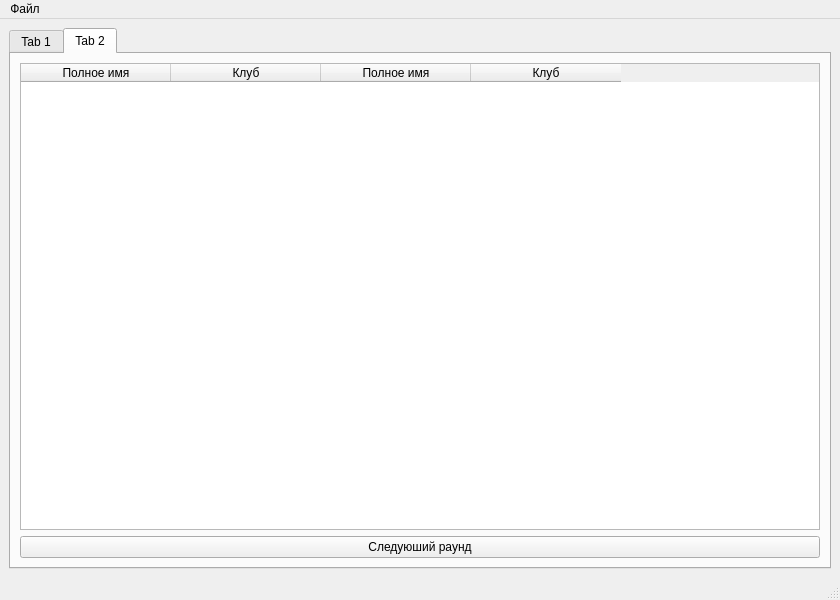
Before: the Qt Designer form mainform.ui in wanderersds/pyBox, drawn with Qt 5.
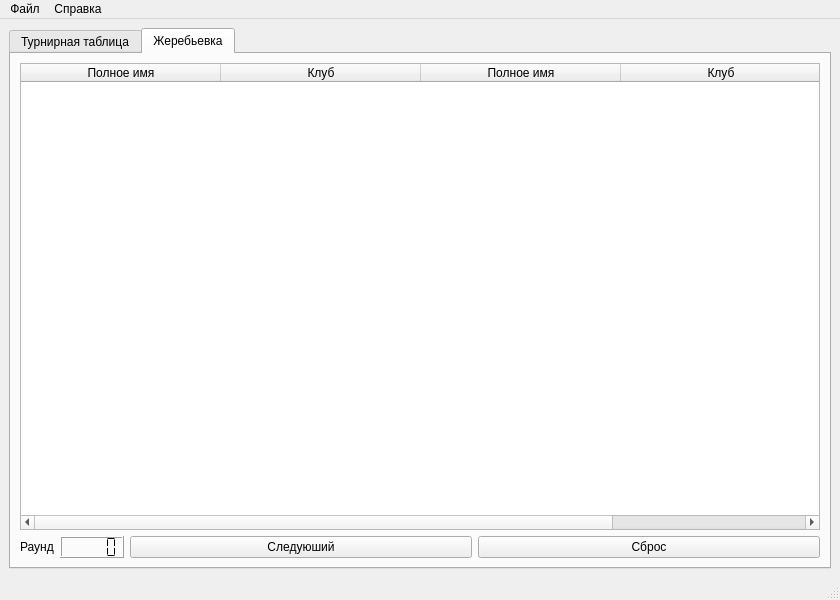
After: the same form once the commit is applied. The open tabs and pages were chosen to show the change.

The edit to the form file:
```diff
--- a/mainform.ui
+++ b/mainform.ui
@@ -25,7 +25,7 @@
         <string/>
        </property>
        <attribute name="title">
-        <string>Tab 1</string>
+        <string>Турнирная таблица</string>
        </attribute>
        <layout class="QHBoxLayout" name="horizontalLayout_8">
         <item>
@@ -125,8 +125,10 @@
       </widget>
       <widget class="QWidget" name="tab_2">
        <attribute name="title">
-        <string>Tab 2</string>
+        <string>Жеребьевка</string>
        </attribute>
+       <layout class="QHBoxLayout" name="horizontalLayout_6">
+        <item>
        <layout class="QVBoxLayout" name="verticalLayout_2">
         <item>
          <widget class="QTableWidget" name="tableWidget_pare">
@@ -143,11 +145,17 @@
            <bool>true</bool>
           </attribute>
           <attribute name="horizontalHeaderDefaultSectionSize">
-           <number>150</number>
+             <number>200</number>
           </attribute>
           <attribute name="horizontalHeaderMinimumSectionSize">
            <number>120</number>
           </attribute>
+            <attribute name="horizontalHeaderStretchLastSection">
+             <bool>true</bool>
+            </attribute>
+            <attribute name="verticalHeaderStretchLastSection">
+             <bool>false</bool>
+            </attribute>
           <column>
            <property name="text">
             <string>Полное имя</string>
@@ -168,14 +176,59 @@
             <string>Клуб</string>
            </property>
           </column>
+           </widget>
+          </item>
+          <item>
+           <layout class="QHBoxLayout" name="horizontalLayout_5">
+            <item>
+             <widget class="QLabel" name="label_2">
+              <property name="enabled">
+               <bool>true</bool>
+              </property>
+              <property name="sizePolicy">
+               <sizepolicy hsizetype="Fixed" vsizetype="Preferred">
+                <horstretch>0</horstretch>
+                <verstretch>0</verstretch>
+               </sizepolicy>
+              </property>
+              <property name="text">
+               <string>Раунд</string>
+              </property>
+             </widget>
+            </item>
+            <item>
+             <widget class="QLCDNumber" name="lcdNumber">
+              <property name="sizePolicy">
+               <sizepolicy hsizetype="Fixed" vsizetype="Maximum">
+                <horstretch>0</horstretch>
+                <verstretch>0</verstretch>
+               </sizepolicy>
+              </property>
+              <property name="lineWidth">
+               <number>1</number>
+              </property>
+              <property name="segmentStyle">
+               <enum>QLCDNumber::Flat</enum>
+              </property>
          </widget>
         </item>
         <item>
          <widget class="QPushButton" name="nextButton">
           <property name="text">
-           <string>Следуюший раунд</string>
-          </property>
-         </widget>
+               <string>Следуюший</string>
+              </property>
+             </widget>
+            </item>
+            <item>
+             <widget class="QPushButton" name="resetButton">
+              <property name="text">
+               <string>Сброс</string>
+              </property>
+             </widget>
+            </item>
+           </layout>
+          </item>
+         </layout>
         </item>
        </layout>
       </widget>
@@ -197,8 +250,16 @@
      <string>Файл</string>
     </property>
     <addaction name="save"/>
+    <addaction name="exit"/>
+   </widget>
+   <widget class="QMenu" name="help">
+    <property name="title">
+     <string>Справка</string>
+    </property>
+    <addaction name="about"/>
    </widget>
    <addaction name="file"/>
+   <addaction name="help"/>
   </widget>
   <widget class="QStatusBar" name="statusbar"/>
   <action name="save">
```
Left out of the diff: 48 changed lines with no effect on the pictures. Lines whose indentation alone changed are shown as unchanged.
